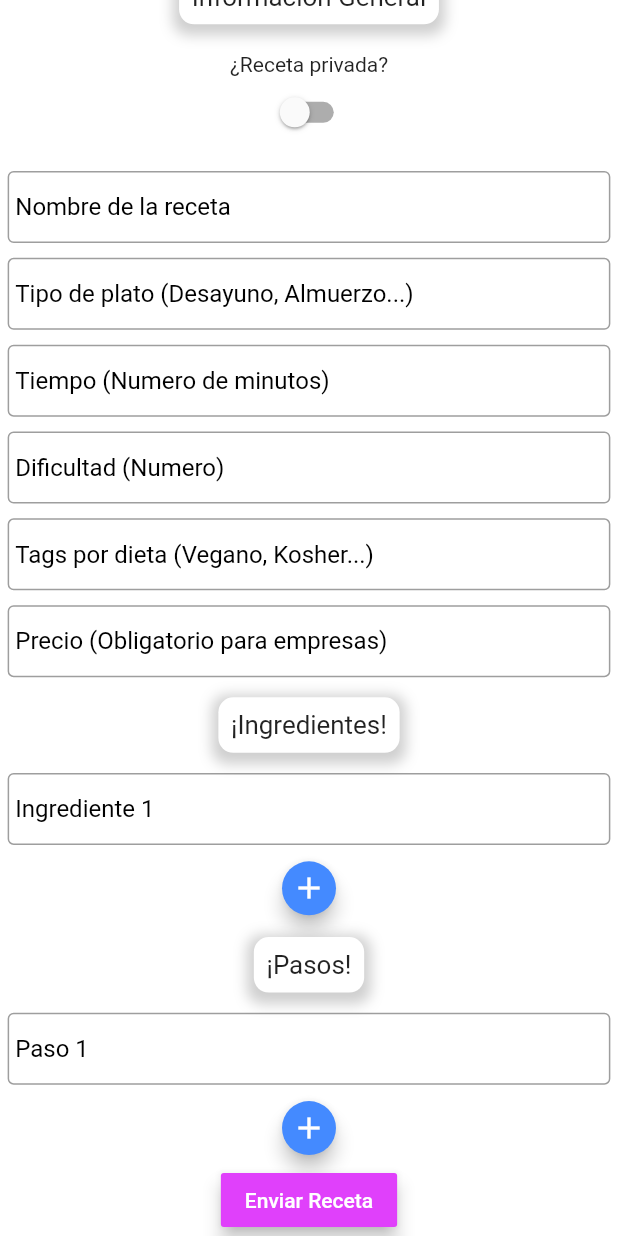
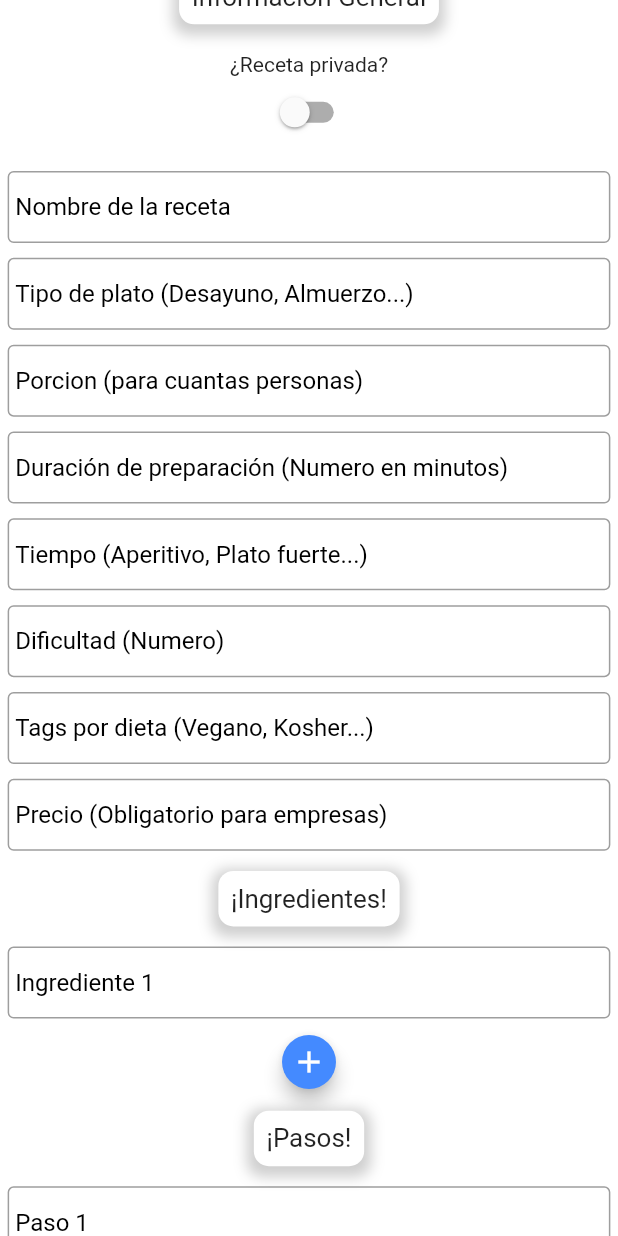
Before and after one commit to AlonsoJimenez/CookTime, a Flutter app: the RecipeScreen widget shown alone on an empty page, opened directly, scrolled down 276 dp, on a phone screen of 412 x 824 dp. Run offline on Flutter 3.47's test engine with Material 2 defaults, Android fonts, the phone set to English and light mode, and no system bars; our stand-ins replace google_maps_flutter, image_picker; accounts and stored records are empty; key blocks and very long unbroken strings in the code were emptied for the run.

```diff
--- a/cook_time/lib/screens/recipeScreen.dart
+++ b/cook_time/lib/screens/recipeScreen.dart
@@ -30,7 +30,9 @@ class RecipeScreenState extends State<RecipeScreen> {
   List text = [
     "Nombre de la receta",
     "Tipo de plato (Desayuno, Almuerzo...)",
-    "Tiempo (Numero de minutos)",
+    "Porcion (para cuantas personas)",
+    "Duración de preparación (Numero en minutos)",
+    "Tiempo (Aperitivo, Plato fuerte...)",
     "Dificultad (Numero)",
     "Tags por dieta (Vegano, Kosher...)",
     "Precio (Obligatorio para empresas)"
@@ -38,7 +40,7 @@ class RecipeScreenState extends State<RecipeScreen> {
 
   void initTextFormField() {
     if (baseTextFieldControllers.length == 0) {
-      for (int x = 0; x < 6; x++) {
+      for (int x = 0; x < text.length; x++) {
         baseTextFieldControllers.add(TextEditingController());
         baseTextFormFields.add(ReusableWidgets.textFormFieldCreator(
             baseTextFieldControllers[x], text[x]));
--- a/cook_time/lib/screens/tabBView.dart
+++ b/cook_time/lib/screens/tabBView.dart
@@ -67,6 +67,7 @@ class TabBViewState extends State<TabBView> {
                   NotificationScreen(),
                   UserScreen(),
                   BusinessCreatorScreen(),
+                  //RecipeScreen(),
                 ],
               ),
             ),
--- a/cook_time/pubspec.yaml
+++ b/cook_time/pubspec.yaml
@@ -23,6 +23,7 @@ environment:
 dependencies:
   http: ^0.12.1
   image_picker: ^0.6.7+4
+  google_maps_flutter: ^0.5.28+1
 
 
   flutter:
```
Also changed, not shown: cook_time/lib/main.dart (+8 -1 lines), cook_time/lib/screens/businessCreatorScreen.dart (+15 -10 lines), cook_time/lib/screens/userEditScreen.dart (added), cook_time/pubspec.lock, 1 other file.
